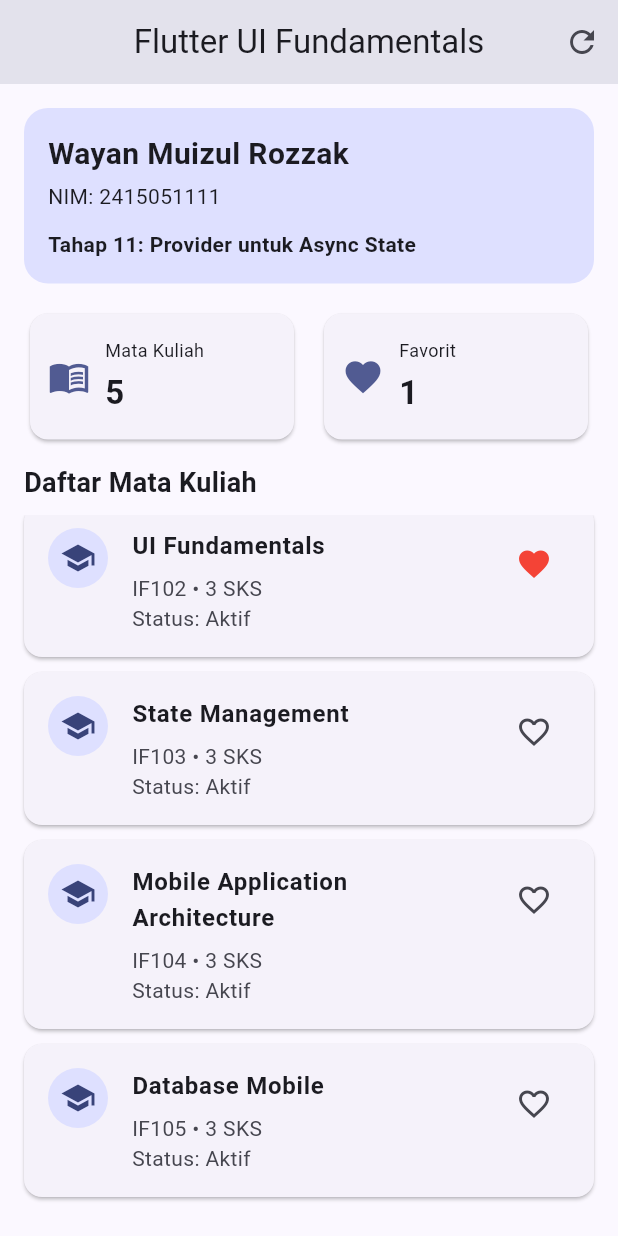
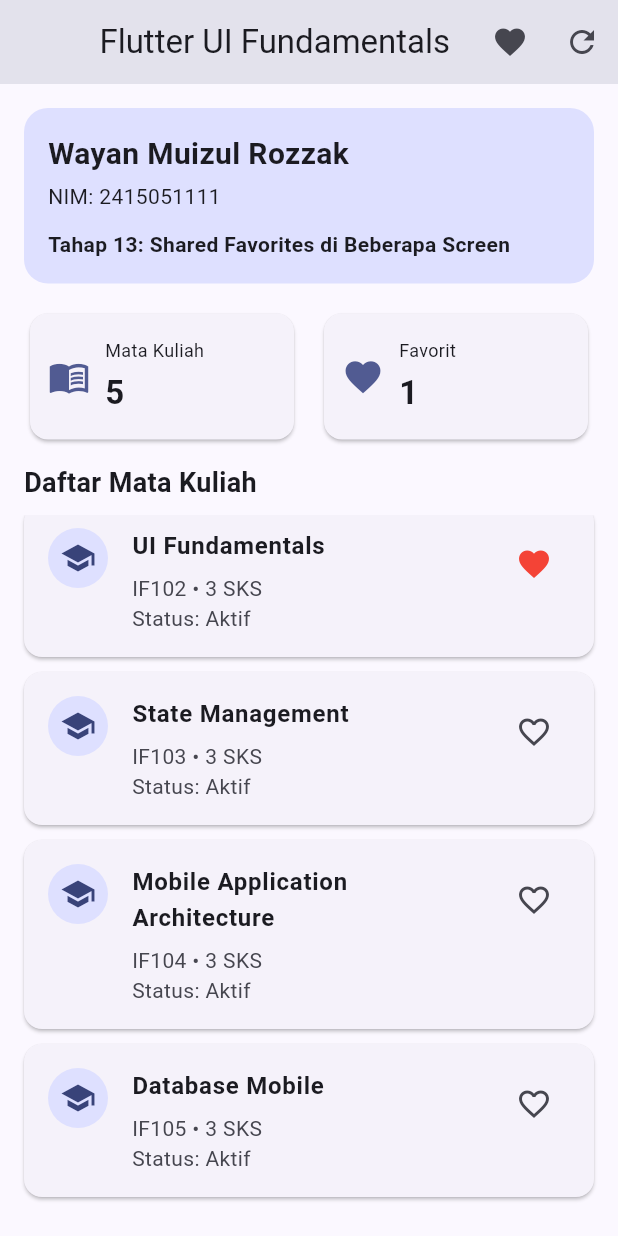
Before and after one commit to wayanrozzak/flutter-pertemuan-6, a Flutter app: the screen it shows after launch, scrolled down 123 dp, after a tap on the "favorite outline" icon, on a phone screen of 412 x 824 dp. Run offline on Flutter 3.47's test engine with Material 3 defaults, Android fonts, the phone set to English and light mode, and no system bars.

Commit message:
Implement shared favorites across course screens

```diff
--- a/lib/main.dart
+++ b/lib/main.dart
@@ -5,6 +5,8 @@ import 'package:provider/provider.dart';
 import 'providers/course_provider.dart';
 import 'repositories/course_repository.dart';
 import 'services/course_service.dart';
+import 'screens/course_detail_page.dart';
+import 'screens/favorites_page.dart';
 
 const String studentName = 'Wayan Muizul Rozzak';
 const String studentId = '2415051111';
@@ -52,6 +54,18 @@ class CourseHomePage extends StatelessWidget {
         centerTitle: true,
         actions: [
           IconButton(
+            tooltip: 'Mata Kuliah Favorit',
+            icon: const Icon(Icons.favorite),
+            onPressed: () {
+              Navigator.push(
+                context,
+                MaterialPageRoute(
+                  builder: (_) => const FavoritesPage(),
+                ),
+              );
+            },
+          ),
+          IconButton(
             tooltip: 'Muat ulang data',
             onPressed: state.isLoading
                 ? null
@@ -90,7 +104,7 @@ class CourseHomePage extends StatelessWidget {
                   Text('NIM: $studentId'),
                   SizedBox(height: 12),
                   Text(
-                    'Tahap 11: Provider untuk Async State',
+                    'Tahap 13: Shared Favorites di Beberapa Screen',
                     style: TextStyle(
                       fontWeight: FontWeight.w600,
                     ),
@@ -99,7 +113,7 @@ class CourseHomePage extends StatelessWidget {
               ),
             ),
 
-            // Ringkasan jumlah data dan favorit
+            // Ringkasan jumlah mata kuliah dan favorit
             Padding(
               padding: const EdgeInsets.symmetric(
                 horizontal: 16,
@@ -127,7 +141,6 @@ class CourseHomePage extends StatelessWidget {
 
             const SizedBox(height: 12),
 
-            // Judul daftar
             const Padding(
               padding: EdgeInsets.symmetric(horizontal: 16),
               child: Align(
@@ -144,7 +157,6 @@ class CourseHomePage extends StatelessWidget {
 
             const SizedBox(height: 8),
 
-            // Kondisi asynchronous: loading, error, atau success
             Expanded(
               child: _buildCourseContent(context, state),
             ),
@@ -158,7 +170,7 @@ class CourseHomePage extends StatelessWidget {
     BuildContext context,
     CourseProvider state,
   ) {
-    // Kondisi 1: loading
+    // Kondisi loading
     if (state.isLoading) {
       return const Center(
         child: Column(
@@ -172,7 +184,7 @@ class CourseHomePage extends StatelessWidget {
       );
     }
 
-    // Kondisi 2: error
+    // Kondisi error
     if (state.error != null) {
       return Center(
         child: SingleChildScrollView(
@@ -201,9 +213,7 @@ class CourseHomePage extends StatelessWidget {
               const SizedBox(height: 16),
               ElevatedButton.icon(
                 onPressed: () {
-                  context
-                      .read<CourseProvider>()
-                      .loadCourses();
+                  context.read<CourseProvider>().loadCourses();
                 },
                 icon: const Icon(Icons.refresh),
                 label: const Text('Coba Lagi'),
@@ -214,19 +224,17 @@ class CourseHomePage extends StatelessWidget {
       );
     }
 
-    // Kondisi 3: data berhasil dimuat tetapi kosong
+    // Kondisi data kosong
     if (state.courses.isEmpty) {
       return const Center(
         child: Text('Belum ada data mata kuliah.'),
       );
     }
 
-    // Kondisi 4: success, tampilkan daftar
+    // Daftar mata kuliah
     return RefreshIndicator(
       onRefresh: () {
-        return context
-            .read<CourseProvider>()
-            .loadCourses();
+        return context.read<CourseProvider>().loadCourses();
       },
       child: ListView.builder(
         physics: const AlwaysScrollableScrollPhysics(),
@@ -234,7 +242,7 @@ class CourseHomePage extends StatelessWidget {
         itemCount: state.courses.length,
         itemBuilder: (context, index) {
           final course = state.courses[index];
-          final isFavorite = state.isFavorite(course.title);
+          final isFavorite = state.isFavorite(course.code);
 
           return Card(
             margin: const EdgeInsets.only(bottom: 10),
@@ -263,6 +271,8 @@ class CourseHomePage extends StatelessWidget {
                 ),
               ),
               isThreeLine: true,
+
+              // Toggle favorit menggunakan course.code
               trailing: IconButton(
                 tooltip: isFavorite
                     ? 'Hapus dari favorit'
@@ -270,7 +280,7 @@ class CourseHomePage extends StatelessWidget {
                 onPressed: () {
                   context
                       .read<CourseProvider>()
-                      .toggleFavorite(course.title);
+                      .toggleFavorite(course.code);
                 },
                 icon: Icon(
                   isFavorite
@@ -279,6 +289,18 @@ class CourseHomePage extends StatelessWidget {
                   color: isFavorite ? Colors.red : null,
                 ),
               ),
+
+              // Buka halaman detail
+              onTap: () {
+                Navigator.push(
+                  context,
+                  MaterialPageRoute(
+                    builder: (_) => CourseDetailPage(
+                      course: course,
+                    ),
+                  ),
+                );
+              },
             ),
           );
         },
--- a/lib/providers/course_provider.dart
+++ b/lib/providers/course_provider.dart
@@ -17,18 +17,27 @@ class CourseProvider extends ChangeNotifier {
 
   Set<String> get favorites => Set.unmodifiable(_favorites);
 
-  bool isFavorite(String courseTitle) {
-    return _favorites.contains(courseTitle);
+  // Memeriksa favorit berdasarkan kode mata kuliah.
+  bool isFavorite(String code) {
+    return _favorites.contains(code);
   }
 
-  void toggleFavorite(String courseTitle) {
-    if (_favorites.contains(courseTitle)) {
-      _favorites.remove(courseTitle);
+  // Mengubah status favorit dan memberi tahu semua screen.
+  void toggleFavorite(String code) {
+    if (_favorites.contains(code)) {
+      _favorites.remove(code);
     } else {
-      _favorites.add(courseTitle);
+      _favorites.add(code);
     }
 
     notifyListeners();
+  }
+
+  // Mengambil daftar mata kuliah yang menjadi favorit.
+  List<Course> get favoriteCourses {
+    return courses
+        .where((course) => _favorites.contains(course.code))
+        .toList();
   }
 
   Future<void> loadCourses() async {
```
Also changed, not shown: lib/screens/course_detail_page.dart (added, +99 -0 lines), lib/screens/favorites_page.dart (added, +75 -0 lines).
